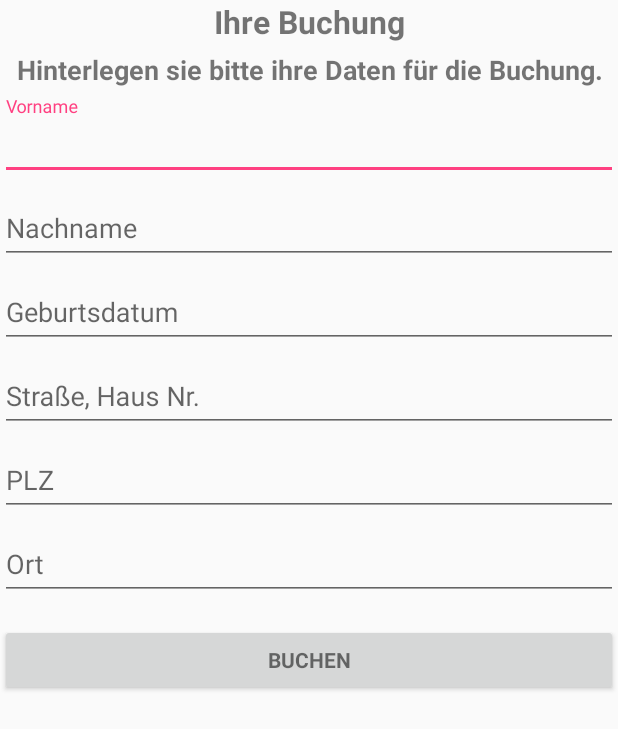
After one commit to Benzolitz/FHDW.Hotel.Android, an Android app: the layout activity_booking.xml on its own in the app's theme, with its tools: preview values and no code run, on a phone screen of 412 x 824 dp. The commit adds this screen. Shown: the top 729 px of the screen. Run offline under Robolectric (Android 15) with nearby library versions, the phone set to English and light mode, and no system bars.

Commit message:
Buchungs Activity hinzugefügt

```diff
--- /dev/null
+++ b/app/src/main/res/layout/activity_booking.xml
@@ -0,0 +1,124 @@
+<?xml version="1.0" encoding="utf-8"?>
+<LinearLayout xmlns:android="http://schemas.android.com/apk/res/android"
+    android:layout_width="match_parent"
+    android:layout_height="match_parent"
+    android:orientation="vertical">
+
+    <TextView
+        android:layout_width="fill_parent"
+        android:layout_height="wrap_content"
+        android:layout_marginBottom="5dip"
+        android:gravity="center_vertical|center_horizontal"
+        android:text="@string/bookingTitle"
+        android:textSize="21dip"
+        android:textStyle="bold"
+        android:typeface="sans" />
+
+    <TextView
+        android:layout_width="fill_parent"
+        android:layout_height="wrap_content"
+        android:layout_marginBottom="5dip"
+        android:gravity="center_vertical|center_horizontal"
+        android:text="@string/bookingHeader"
+        android:textSize="18dip"
+        android:textStyle="bold"
+        android:typeface="sans" />
+
+    <android.support.design.widget.TextInputLayout
+        android:layout_width="match_parent"
+        android:layout_height="wrap_content">
+
+        <AutoCompleteTextView
+            android:id="@+id/firstname"
+            android:layout_width="match_parent"
+            android:layout_height="wrap_content"
+            android:hint="@string/prompt_firstname"
+            android:inputType="textPersonName"
+            android:maxLines="1"
+            android:singleLine="true" />
+    </android.support.design.widget.TextInputLayout>
+
+    <android.support.design.widget.TextInputLayout
+        android:layout_width="match_parent"
+        android:layout_height="wrap_content">
+
+        <AutoCompleteTextView
+            android:id="@+id/lastname"
+            android:layout_width="match_parent"
+            android:layout_height="wrap_content"
+            android:hint="@string/prompt_lastname"
+            android:inputType="textPersonName"
+            android:maxLines="1"
+            android:singleLine="true" />
+    </android.support.design.widget.TextInputLayout>
+
+    <android.support.design.widget.TextInputLayout
+        android:layout_width="match_parent"
+        android:layout_height="wrap_content">
+
+        <AutoCompleteTextView
+            android:id="@+id/birthdate"
+            android:layout_width="match_parent"
+            android:layout_height="wrap_content"
+            android:hint="@string/prompt_birthdate"
+            android:inputType="textPersonName"
+            android:maxLines="1"
+            android:singleLine="true" />
+    </android.support.design.widget.TextInputLayout>
+
+    <android.support.design.widget.TextInputLayout
+        android:layout_width="match_parent"
+        android:layout_height="wrap_content">
+
+        <AutoCompleteTextView
+            android:id="@+id/street"
+            android:layout_width="match_parent"
+            android:layout_height="wrap_content"
+            android:hint="@string/prompt_street"
+            android:inputType="textPersonName"
+            android:maxLines="1"
+            android:singleLine="true" />
+    </android.support.design.widget.TextInputLayout>
+
+    <android.support.design.widget.TextInputLayout
+        android:layout_width="match_parent"
+        android:layout_height="wrap_content">
+
+        <AutoCompleteTextView
+            android:id="@+id/plz"
+            android:layout_width="match_parent"
+            android:layout_height="wrap_content"
+            android:hint="@string/prompt_plz"
+            android:inputType="textPersonName"
+            android:maxLines="1"
+            android:singleLine="true" />
+    </android.support.design.widget.TextInputLayout>
+
+    <android.support.design.widget.TextInputLayout
+        android:layout_width="match_parent"
+        android:layout_height="wrap_content">
+
+        <AutoCompleteTextView
+            android:id="@+id/city"
+            android:layout_width="match_parent"
+            android:layout_height="wrap_content"
+            android:hint="@string/prompt_city"
+            android:inputType="textPersonName"
+            android:maxLines="1"
+            android:singleLine="true" />
+
+    </android.support.design.widget.TextInputLayout>
+
+
+
+    <Button
+        android:id="@+id/btn_submit_booking"
+        style="?android:textAppearanceSmall"
+        android:layout_width="match_parent"
+        android:layout_height="wrap_content"
+        android:layout_marginTop="16dp"
+        android:text="@string/action_book"
+        android:textStyle="bold" />
+
+
+</LinearLayout>
--- a/app/src/main/res/layout/activity_prototype_suchform.xml
+++ b/app/src/main/res/layout/activity_prototype_suchform.xml
@@ -117,7 +117,8 @@
                         android:inputType="number"
                         android:ems="10"
                         android:id="@+id/einzelZimmer"
-                        android:layout_column="4" />
+                        android:layout_column="4"
+                        android:text="0"/>
                 </TableRow>
 
                 <TableRow
@@ -138,7 +139,8 @@
                         android:inputType="number"
                         android:ems="10"
                         android:id="@+id/doppelZimmer"
-                        android:layout_column="4" />
+                        android:layout_column="4"
+                        android:text="0"/>
 
                 </TableRow>
 
@@ -160,7 +162,8 @@
                         android:inputType="number"
                         android:ems="10"
                         android:id="@+id/famZimmer"
-                        android:layout_column="4" />
+                        android:layout_column="4"
+                        android:text="0"/>
                 </TableRow>
 
             </TableLayout>
--- a/app/src/main/res/values/strings.xml
+++ b/app/src/main/res/values/strings.xml
@@ -24,6 +24,20 @@
 
 
 
+    <string name="bookingHeader">Hinterlegen sie bitte ihre Daten für die Buchung.</string>
+    <string name="bookingTitle">Ihre Buchung</string>
+    <string name="prompt_firstname">Vorname</string>
+    <string name="prompt_lastname">Nachname</string>
+    <string name="prompt_birthdate">Geburtsdatum</string>
+    <string name="prompt_street">Straße, Haus Nr.</string>
+    <string name="prompt_plz">PLZ</string>
+    <string name="prompt_city">Ort</string>
+
+
+
+
+
+
     <!-- Strings related to login -->
     <string name="prompt_email">Email</string>
     <string name="prompt_password">Passwort</string>
@@ -31,6 +45,7 @@
     <string name="action_sign_in">Einloggen</string>
     <string name="action_sign_in_short">Einloggen</string>
     <string name="action_register">Registrieren</string>
+    <string name="action_book">Buchen</string>
 
     <string name="error_invalid_email">This email address is invalid</string>
     <string name="error_invalid_password">This password is too short</string>
```
Also changed, not shown: app/src/main/java/fhdw/hotel/PrototypeSuchform.java (+6 -11 lines).
